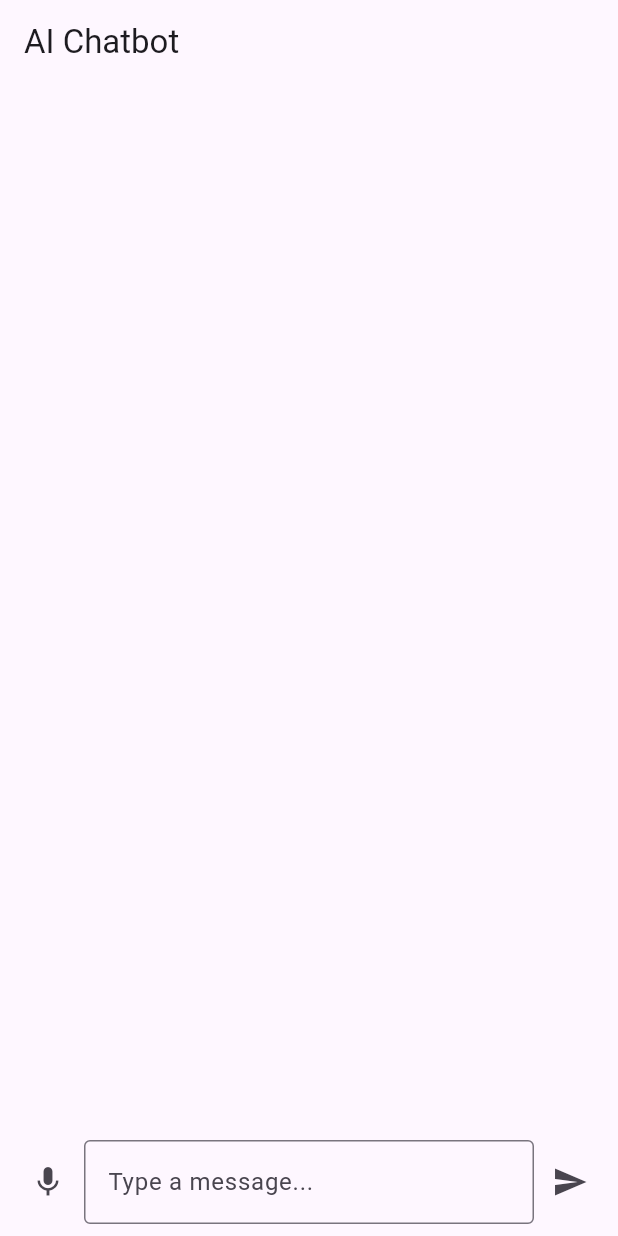
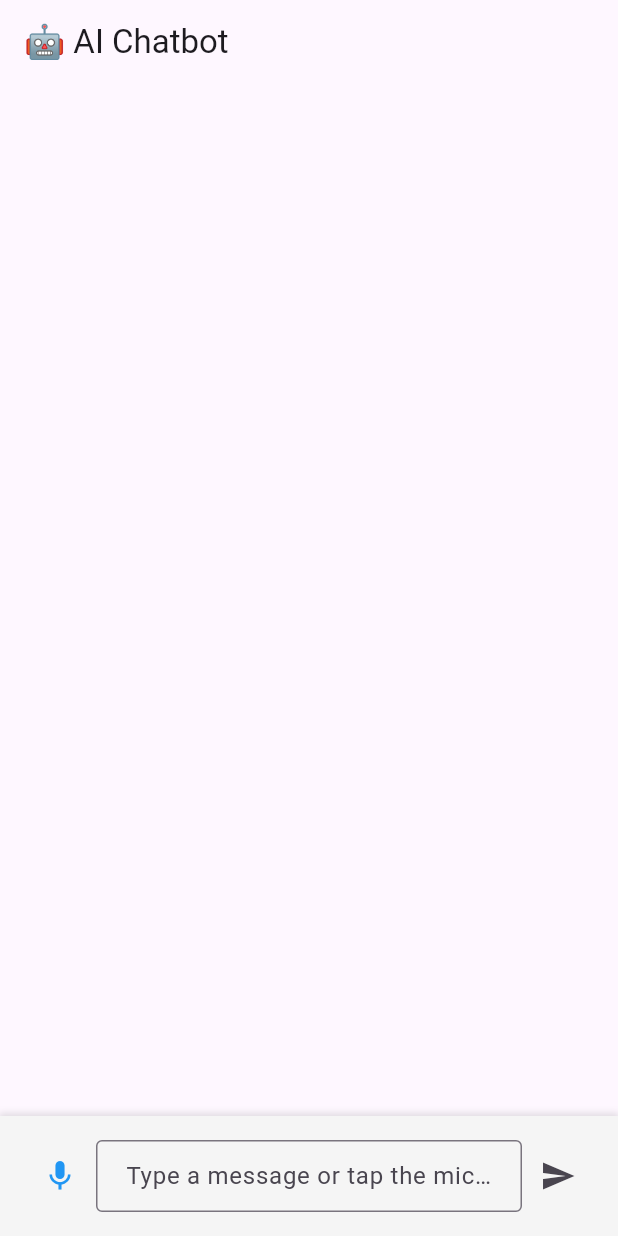
Before and after one commit to karplucas/privai, a Flutter app: the screen it shows after launch, on a phone screen of 412 x 824 dp. Run offline on Flutter 3.47's test engine with Material 3 defaults, Android fonts, the phone set to English and light mode, and no system bars; missing offline and left inert: flutter_gemma, record, whisper_ggml.

Commit message:
Changed that should help
Signed-off-by: Lucas Karpinski <karplucas@gmail.com>

```diff
--- a/lib/main.dart
+++ b/lib/main.dart
@@ -5,7 +5,6 @@ import 'services/whisper_service.dart';
 void main() async {
   WidgetsFlutterBinding.ensureInitialized();
   await FlutterGemma.initialize();
-  await WhisperService.instance.initialize();
   runApp(const MyApp());
 }
 
@@ -38,30 +37,32 @@ class ChatScreenState extends State<ChatScreen> {
   InferenceModel? _inferenceModel;
   InferenceChat? _chat;
   bool _isRecording = false;
+  bool _isTranscribing = false;
   final WhisperService _whisperService = WhisperService.instance;
 
   @override
   void initState() {
     super.initState();
     initializeChat();
+    // Initialize whisper in background
+    WidgetsBinding.instance.addPostFrameCallback((_) {
+      _whisperService.initialize();
+    });
   }
 
   Future<void> initializeChat() async {
     try {
       debugPrint('Starting model initialization...');
 
-      // Use small file to test
       await FlutterGemma.installModel(modelType: ModelType.gemmaIt)
           .fromBundled('Gemma3-1B-IT_multi-prefill-seq_q4_ekv2048.task')
           .install();
 
       debugPrint('Model installation completed');
 
-      // Get the active model
       _inferenceModel = await FlutterGemma.getActiveModel(maxTokens: 2048);
       debugPrint('Active model retrieved: ${_inferenceModel != null}');
 
-      // Create a chat session from the loaded model
       _chat = await _inferenceModel!.createChat();
       debugPrint('Chat session created: ${_chat != null}');
     } catch (e) {
@@ -90,14 +91,24 @@ class ChatScreenState extends State<ChatScreen> {
       if (audioPath != null) {
         setState(() {
           _isRecording = false;
+          _isTranscribing = true;
         });
 
         try {
           final transcription =
               await _whisperService.transcribeFromFile(audioPath);
-          await _sendMessage(transcription);
+          if (transcription.isNotEmpty) {
+            await _sendMessage(transcription);
+          } else {
+            _showErrorSnackBar(
+                '🎤 No speech detected. Please speak clearly and try again.');
+          }
         } catch (e) {
-          _showErrorSnackBar('Transcription failed: $e');
+          _showErrorSnackBar('⚠️ Transcription failed: $e');
+        } finally {
+          setState(() {
+            _isTranscribing = false;
+          });
         }
       }
     } else {
@@ -106,8 +117,11 @@ class ChatScreenState extends State<ChatScreen> {
         setState(() {
           _isRecording = true;
         });
+        ScaffoldMessenger.of(context).showSnackBar(
+          const SnackBar(content: Text('🎤 Recording... Speak now!')),
+        );
       } catch (e) {
-        _showErrorSnackBar('Failed to start recording: $e');
+        _showErrorSnackBar('⚠️ Failed to start recording: $e');
       }
     }
   }
@@ -124,13 +138,8 @@ class ChatScreenState extends State<ChatScreen> {
     }
 
     try {
-      // Package the text into a Message object
       final userMessage = Message(text: input, isUser: true);
-
-      // Send the user's message to the chat
       await _chat!.addQuery(userMessage);
-
-      // Get the Gemma's response
       final response = await _chat!.generateChatResponse();
       if (response is TextResponse) {
         return response.token;
@@ -161,7 +170,8 @@ class ChatScreenState extends State<ChatScreen> {
 
     return Scaffold(
       appBar: AppBar(
-        title: const Text('AI Chatbot'),
+        title: Text(_isTranscribing ? '🔍 Transcribing...' : '🤖 AI Chatbot'),
+        backgroundColor: _isTranscribing ? Colors.orange[100] : null,
       ),
       body: Column(
         children: [
@@ -185,30 +195,52 @@ class ChatScreenState extends State<ChatScreen> {
               },
             ),
           ),
-          Padding(
-            padding: const EdgeInsets.all(8.0),
+          Container(
+            padding: const EdgeInsets.all(16.0),
+            decoration: BoxDecoration(
+              color: Colors.grey[100],
+              boxShadow: [
+                BoxShadow(
+                  color: Colors.grey.withValues(alpha: 0.3),
+                  spreadRadius: 1,
+                  blurRadius: 3,
+                  offset: const Offset(0, -1),
+                ),
+              ],
+            ),
             child: Row(
               children: [
                 IconButton(
-                  icon: Icon(
-                    _isRecording ? Icons.stop : Icons.mic,
-                    color: _isRecording ? Colors.red : null,
-                  ),
-                  onPressed: _toggleRecording,
+                  icon: _isTranscribing
+                      ? const SizedBox(
+                          width: 24,
+                          height: 24,
+                          child: CircularProgressIndicator(strokeWidth: 2),
+                        )
+                      : Icon(
+                          _isRecording ? Icons.stop : Icons.mic,
+                          color: _isRecording ? Colors.red : Colors.blue,
+                        ),
+                  onPressed: _isTranscribing ? null : _toggleRecording,
                 ),
                 Expanded(
                   child: TextField(
                     controller: _textController,
                     decoration: const InputDecoration(
-                      hintText: 'Type a message...',
+                      hintText: 'Type a message or tap the microphone...',
                       border: OutlineInputBorder(),
+                      contentPadding:
+                          EdgeInsets.symmetric(horizontal: 16, vertical: 12),
                     ),
                     onSubmitted: _sendMessage,
+                    enabled: !_isTranscribing,
                   ),
                 ),
                 IconButton(
                   icon: const Icon(Icons.send),
-                  onPressed: () => _sendMessage(_textController.text),
+                  onPressed: _isTranscribing
+                      ? null
+                      : () => _sendMessage(_textController.text),
                 ),
               ],
             ),
```
Also changed, not shown: lib/services/whisper_service.dart (+71 -7 lines).
